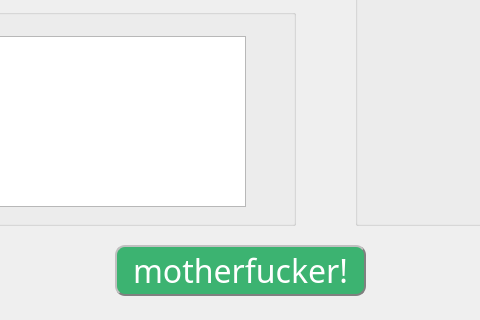
Before: the Qt Designer form Restaurant/menumanage.ui in PG98/2017SepQt, drawn with Qt 5; both pictures show x 155 to 635 and y 175 to 495 of the 763 by 495 pixel window.
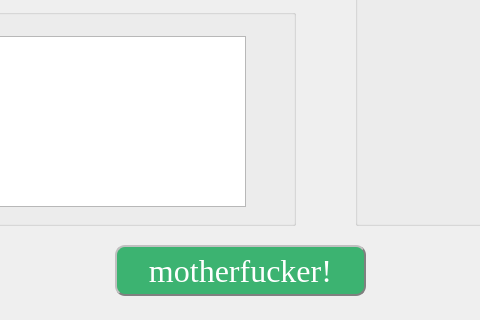
After: the same form once the commit is applied.

Diff of the .ui file:
```diff
--- a/Restaurant/menumanage.ui
+++ b/Restaurant/menumanage.ui
@@ -24,7 +24,7 @@
    </property>
    <property name="font">
     <font>
-     <family>GB18030 Bitmap</family>
+     <family>Times</family>
      <pointsize>24</pointsize>
     </font>
    </property>
```
